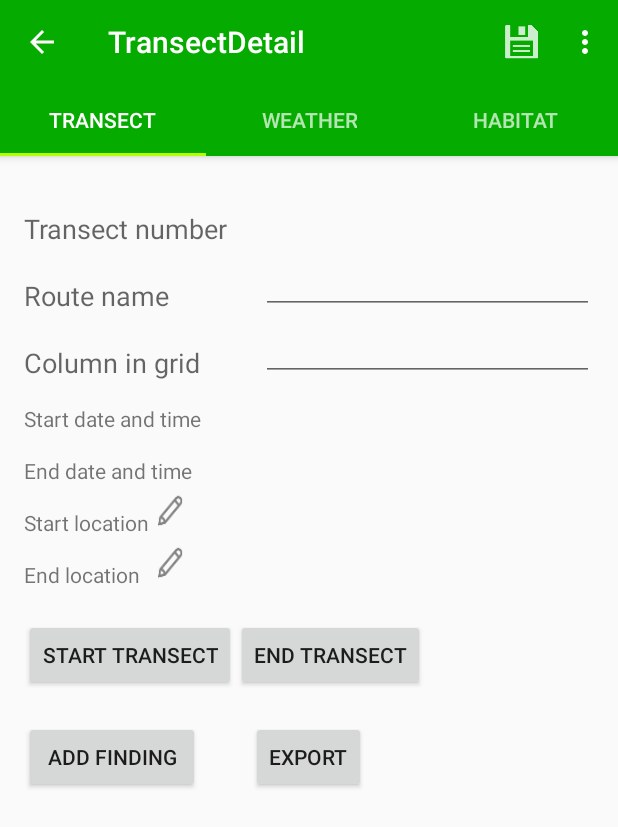
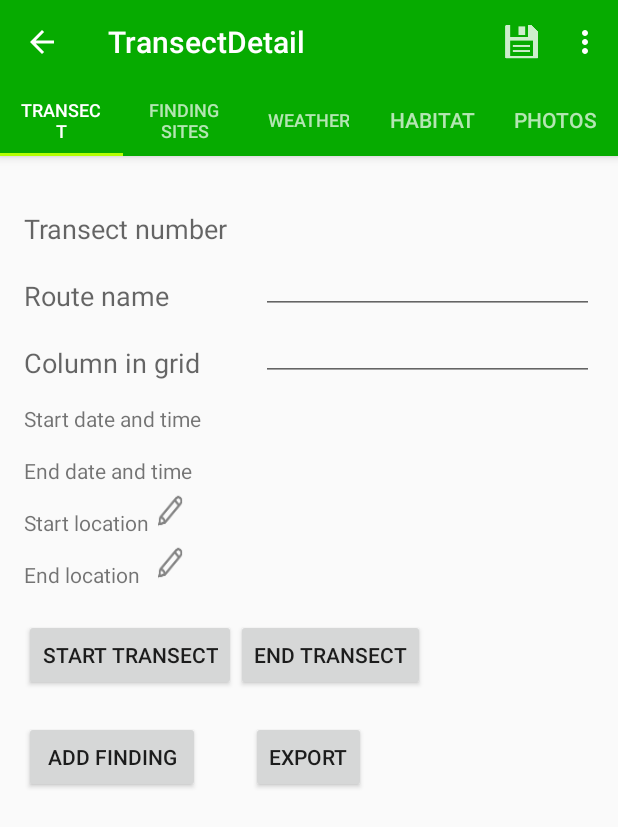
Before and after one commit to slavomir-ziak/animal-tracker, an Android app: the TransectDetailActivity screen opened directly, with no data from a screen before it, on a phone screen of 412 x 824 dp. Shown: the top 827 px of the screen. Run offline under Robolectric (Android 15) with nearby library versions, the phone set to English and light mode, and no system bars; 17 statements that could not run were skipped.

Commit message:
added findings list and photos list to transect detail tabs

```diff
--- a/android/MyApplication/animaltracker/src/main/java/com/wecode/animaltracker/activity/detail/HabitatDetailActivity.java
+++ b/android/MyApplication/animaltracker/src/main/java/com/wecode/animaltracker/activity/detail/HabitatDetailActivity.java
@@ -57,9 +57,6 @@ public class HabitatDetailActivity extends CommonDetailActivity {
 
     @Override
     public boolean onOptionsItemSelected(MenuItem item) {
-        // Handle action bar item clicks here. The action bar will
-        // automatically handle clicks on the Home/Up button, so long
-        // as you specify a parent activity in AndroidManifest.xml.
         int id = item.getItemId();
 
         if (id == android.R.id.home) {
--- a/android/MyApplication/animaltracker/src/main/java/com/wecode/animaltracker/activity/detail/TransectDetailActivity.java
+++ b/android/MyApplication/animaltracker/src/main/java/com/wecode/animaltracker/activity/detail/TransectDetailActivity.java
@@ -25,7 +25,9 @@ import com.wecode.animaltracker.activity.util.Action;
 import com.wecode.animaltracker.activity.util.Constants;
 import com.wecode.animaltracker.fragment.HabitatFragment;
 import com.wecode.animaltracker.fragment.IFragment;
+import com.wecode.animaltracker.fragment.PhotosFragment;
 import com.wecode.animaltracker.fragment.TransectDetailFragment;
+import com.wecode.animaltracker.fragment.TransectFindingListFragment;
 import com.wecode.animaltracker.fragment.WeatherFragment;
 import com.wecode.animaltracker.model.Habitat;
 import com.wecode.animaltracker.model.Photo;
@@ -52,6 +54,10 @@ public class TransectDetailActivity extends CommonDetailActivity implements Loca
 
     private HabitatFragment habitatFragment;
 
+    {
+        entityName = Photo.EntityName.TRANSECT;
+    }
+
     @Override
     protected void onCreate(Bundle savedInstanceState) {
         super.onCreate(savedInstanceState);
@@ -68,24 +74,47 @@ public class TransectDetailActivity extends CommonDetailActivity implements Loca
 
         LocationUtil.initLocationManager(this, ACCESS_FINE_LOCATION_REQUEST);
 
-        entityName = Photo.EntityName.TRANSECT;
-
         ViewPager viewPager = (ViewPager) findViewById(R.id.viewpager);
         setupViewPager(viewPager);
 
         TabLayout tabLayout = (TabLayout) findViewById(R.id.tabs);
         tabLayout.setupWithViewPager(viewPager);
-
     }
 
     private void setupViewPager(ViewPager viewPager) {
         ViewPagerAdapter adapter = new ViewPagerAdapter(getSupportFragmentManager());
 
         setupTransectFragment(adapter);
+        setupTransectFindingListFragment(adapter);
         setupWeatherFragment(adapter);
         setupHabitatFragment(adapter);
+        setupPhotosFragment(adapter);
 
         viewPager.setAdapter(adapter);
+    }
+
+    private void setupPhotosFragment(ViewPagerAdapter adapter) {
+        Bundle bundle = new Bundle();
+        bundle.putLong("entityId", id);
+        bundle.putString("entityName", Photo.EntityName.TRANSECT.toString());
+
+        PhotosFragment photosFragment = new PhotosFragment();
+        photosFragment.setArguments(bundle);
+        adapter.addFragment(photosFragment);
+    }
+
+    private void setupTransectFindingListFragment(ViewPagerAdapter adapter) {
+        Bundle bundle = new Bundle();
+        bundle.putString("action", Action.NEW.toString());
+
+        if (id != null) {
+            bundle.putLong("transectId", id);
+            bundle.putString("action", action == Action.VIEW ? Action.VIEW.toString() : Action.EDIT.toString());
+        }
+
+        TransectFindingListFragment transectFindingListFragment = new TransectFindingListFragment();
+        transectFindingListFragment.setArguments(bundle);
+        adapter.addFragment(transectFindingListFragment);
     }
 
     private void setupHabitatFragment(ViewPagerAdapter adapter) {
@@ -186,48 +215,6 @@ public class TransectDetailActivity extends CommonDetailActivity implements Loca
         }
 
     }
-/*
-    public void setWeather(View view) {
-        Intent intent = new Intent(this, WeatherDetailActivity.class);
-        intent.putExtra(Constants.PARENT_ACTIVITY, getClass());
-        intent.setAction(Action.NEW.toString());
-
-        Long weatherId = transectDetailView.getWeatherId();
-        if (weatherId != null) {
-            intent.setAction(action.toString()); // edit or view
-            intent.putExtra("id", weatherId);
-        } else {
-            intent.setAction(Action.NEW.toString());
-        }
-
-        intent.putExtra("transectId", transectDetailView.getIdValue());
-        startActivityForResult(intent, SET_WEATHER_REQUEST);
-    }
-
-    public void setHabitat(View view) {
-        Intent intent = new Intent(this, HabitatDetailActivity.class);
-        intent.putExtra(Constants.PARENT_ACTIVITY, getClass());
-
-        Long habitatId = transectDetailView.getHabitatId();
-        if (habitatId != null) {
-            intent.setAction(action.toString()); // edit or view
-            intent.putExtra("id", habitatId);
-        } else {
-            intent.setAction(Action.NEW.toString());
-        }
-
-        intent.putExtra("transectId", transectDetailView.getIdValue());
-        startActivityForResult(intent, SET_HABITAT_REQUEST);
-    }
-
-
-    public void viewFindings(View view) {
-        Intent intent = new Intent(this, TransectFindingsList.class);
-        intent.putExtra(Constants.PARENT_ACTIVITY, getClass());
-        intent.setAction(action.toString());
-        intent.putExtra("transectId", transectDetailView.getIdValue());
-        startActivity(intent);
-    }*/
 
     public void addFinding(View view) {
         Intent intent = new Intent(this, TransectFindingDetailActivity.class);
--- a/android/MyApplication/animaltracker/src/main/java/com/wecode/animaltracker/adapter/ImageAdapter.java
+++ b/android/MyApplication/animaltracker/src/main/java/com/wecode/animaltracker/adapter/ImageAdapter.java
@@ -1,5 +1,6 @@
 package com.wecode.animaltracker.adapter;
 
+import android.app.Activity;
 import android.content.Context;
 import android.net.Uri;
 import android.util.Log;
@@ -21,9 +22,9 @@ public class ImageAdapter extends BaseAdapter {
 
     private List<Photo> photos;
 
-    private Context context;
+    private Activity context;
 
-    public ImageAdapter(Context context, List<Photo> photos, File photoDirectory) {
+    public ImageAdapter(Activity context, List<Photo> photos, File photoDirectory) {
         this.context = context;
         this.photoDirectory = photoDirectory;
         this.photos = photos;
--- a/android/MyApplication/animaltracker/src/main/java/com/wecode/animaltracker/adapter/TransectFindingListViewDataAdapter.java
+++ b/android/MyApplication/animaltracker/src/main/java/com/wecode/animaltracker/adapter/TransectFindingListViewDataAdapter.java
@@ -48,4 +48,6 @@ public class TransectFindingListViewDataAdapter extends ArrayAdapter<TransectFin
 
         return rowView;
     }
+
+
 }
--- /dev/null
+++ b/android/MyApplication/animaltracker/src/main/java/com/wecode/animaltracker/fragment/TransectFindingListFragment.java
@@ -0,0 +1,116 @@
+package com.wecode.animaltracker.fragment;
+
+import android.app.Activity;
+import android.content.Intent;
+import android.os.Bundle;
+import android.support.v4.app.Fragment;
+import android.view.LayoutInflater;
+import android.view.View;
+import android.view.ViewGroup;
+import android.widget.AdapterView;
+import android.widget.ListView;
+import android.widget.TextView;
+import android.widget.Toast;
+
+import com.wecode.animaltracker.R;
+import com.wecode.animaltracker.activity.detail.TransectDetailActivity;
+import com.wecode.animaltracker.activity.detail.findings.TransectFindingDetailActivity;
+import com.wecode.animaltracker.activity.list.TransectFindingsList;
+import com.wecode.animaltracker.activity.util.Action;
+import com.wecode.animaltracker.activity.util.Constants;
+import com.wecode.animaltracker.adapter.TransectFindingListViewDataAdapter;
+import com.wecode.animaltracker.model.Habitat;
+import com.wecode.animaltracker.model.findings.TransectFinding;
+import com.wecode.animaltracker.service.HabitatDataService;
+import com.wecode.animaltracker.service.TransectDataService;
+import com.wecode.animaltracker.service.TransectFindingDataService;
+import com.wecode.animaltracker.util.Assert;
+import com.wecode.animaltracker.view.HabitatDetailView;
+
+import java.util.List;
+
+/**
+ * Created by SZIAK on 10/2/2016.
+ */
+
+public class TransectFindingListFragment extends Fragment implements IFragment {
+
+    private static final int DISPLAY_TRANSECT_FINDING_DETAIL = 0;
+
+    private static TransectFindingDataService transectFindingDataService = TransectFindingDataService.getInstance();
+
+    private Long transectId;
+
+    private Action action;
+
+    private View view;
+
+    @Override
+    public View onCreateView(LayoutInflater inflater, ViewGroup container, Bundle savedInstanceState) {
+        view = inflater.inflate(R.layout.activity_transect_finding_list, container, false);
+        view.findViewById(R.id.toolbar).setVisibility(View.GONE);
+
+        transectId = getArguments().getLong("transectId", 0);
+        transectId = transectId == 0 ? null : transectId;
+        action = Action.fromString(getArguments().getString("action"));
+
+        refreshTransectFindings(view);
+        return view;
+    }
+
+    private void refreshTransectFindings(View view) {
+        final List<TransectFinding> list = transectFindingDataService.findByTransectId(transectId);
+
+        TransectFindingListViewDataAdapter adapter = new TransectFindingListViewDataAdapter(getActivity(), list);
+        ListView itemsListView = (ListView) view.findViewById(R.id.transectFindingsList);
+
+        itemsListView.setAdapter(adapter);
+        itemsListView.setOnItemClickListener(new AdapterView.OnItemClickListener() {
+
+            @Override
+            public void onItemClick(AdapterView<?> parent, View view,
+                                    int position, long id) {
+
+                TextView transectFindingId = (TextView) view.findViewById(R.id.transectFindingListItemID);
+
+                Intent intent = new Intent(TransectFindingListFragment.this.getActivity(), TransectFindingDetailActivity.class);
+                intent.putExtra(Constants.PARENT_ACTIVITY, TransectDetailActivity.class);
+                intent.putExtra("id", Long.valueOf(transectFindingId.getText().toString()));
+                intent.putExtra("transectId", transectId);
+                intent.setAction(action.toString());
+                startActivityForResult(intent, DISPLAY_TRANSECT_FINDING_DETAIL);
+
+            }
+
+        });
+    }
+
+    @Override
+    public void onActivityResult(int requestCode, int resultCode, Intent data) {
+        super.onActivityResult(requestCode, resultCode, data);
+
+        if (resultCode == Activity.RESULT_CANCELED) {
+            Toast.makeText(getActivity(), "Operation canceled.", Toast.LENGTH_LONG).show();
+            return;
+        }
+
+        if (resultCode != Activity.RESULT_OK) {
+            Toast.makeText(getActivity(), "Problem with displying tranect finding detail.", Toast.LENGTH_LONG).show();
+            return;
+        }
+
+        switch(requestCode) {
+            case DISPLAY_TRANSECT_FINDING_DETAIL:
+                Long id = data.getExtras().getLong("id");
+                Toast.makeText(getActivity(), "Transect finding saved, ID = " + id, Toast.LENGTH_LONG).show();
+                refreshTransectFindings(view);
+        }
+
+    }
+
+
+    @Override
+    public String getName() {
+        return "Finding sites";
+    }
+}
--- a/android/MyApplication/animaltracker/src/main/res/menu/menu_transect_detail.xml
+++ b/android/MyApplication/animaltracker/src/main/res/menu/menu_transect_detail.xml
@@ -16,12 +16,6 @@
         app:showAsAction="never" />
 
     <item
-        android:id="@+id/transect_finding_action_photos"
-        android:orderInCategory="100"
-        android:title="@string/transect_finding_action_photos"
-        app:showAsAction="never" />
-
-    <item
         android:id="@+id/transect_finding_action_add_photo"
         android:orderInCategory="100"
         android:title="@string/transect_finding_action_add_photo"
```
Also changed, not shown: android/MyApplication/animaltracker/src/main/java/com/wecode/animaltracker/activity/list/TransectFindingsList.java (+0 -23 lines), android/MyApplication/animaltracker/src/main/java/com/wecode/animaltracker/fragment/PhotosFragment.java (added, +74 -0 lines).
